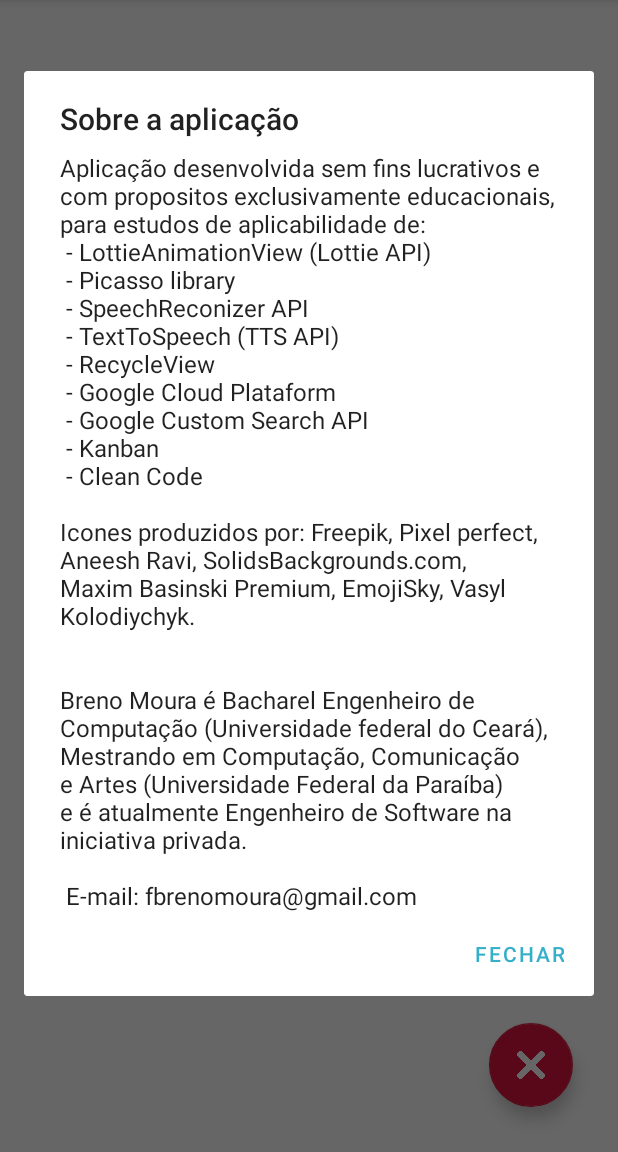
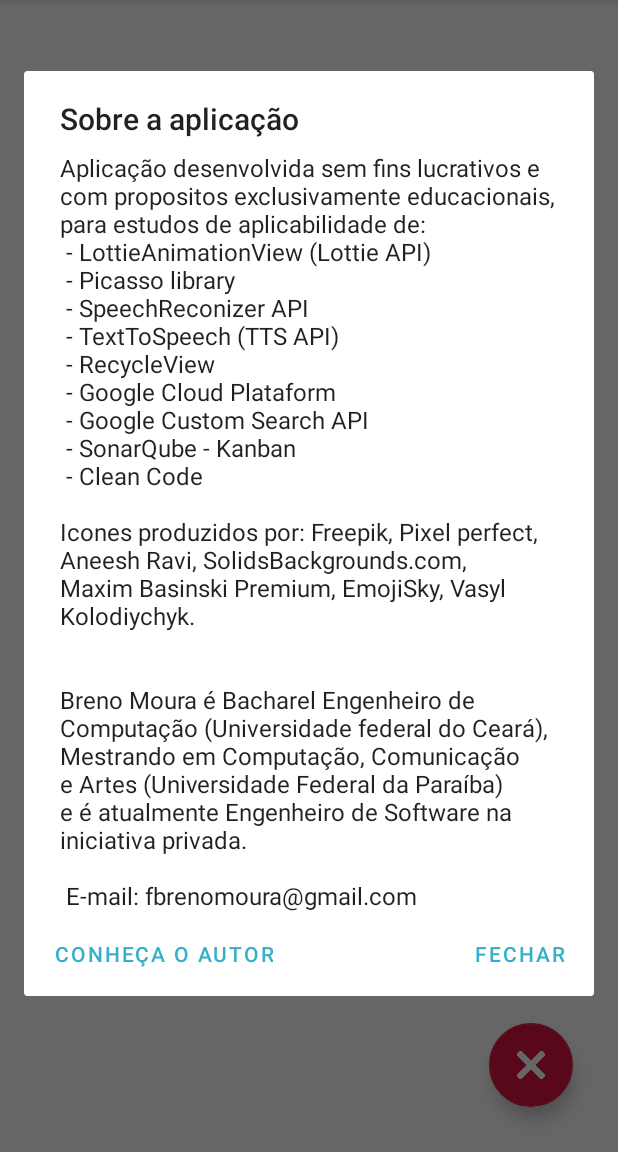
Before and after one commit to fbrenomoura/Lista_de_Compras_para_Idodos, an Android app: the screen it shows after launch (MainActivity), after a tap on an icon or button, on a phone screen of 412 x 824 dp, the part 84-1236 px from its top. Run offline under Robolectric (Android 15) with nearby library versions, the phone set to English and light mode, and no system bars; pictures from the network do not load; 1 statement that could not run was skipped; 1 other tap on this screen came first.

Commit message:
Alterações sonarQube

```diff
--- a/app/src/main/java/com/breno/listadecomprasparaidosos/GroceryListActivity.java
+++ b/app/src/main/java/com/breno/listadecomprasparaidosos/GroceryListActivity.java
@@ -36,7 +36,7 @@ public class GroceryListActivity extends AppCompatActivity {
     private        FloatingActionButton fabMic, fabHelpList;
 
     private        LottieAnimationView  micAnimationAdd;
-    private  static SpeechRecognizer    speechRecognizerAdd;
+    private static SpeechRecognizer    speechRecognizerAdd;
 
     private ArrayList<String> itemArray = getPreparedArrayList();
     private ArrayList<URL>    imagesURL = GoogleCSE.setImagesOnList(itemArray);
--- a/app/src/main/res/layout/recyclerview_row.xml
+++ b/app/src/main/res/layout/recyclerview_row.xml
@@ -18,7 +18,6 @@
             android:layout_width="wrap_content"
             android:layout_height="wrap_content"
             android:id="@+id/imageViewRv"
-            android:src="@drawable/arroz"
             />
 
         <TextView
--- a/app/src/main/res/values/strings.xml
+++ b/app/src/main/res/values/strings.xml
@@ -1,7 +1,7 @@
 <resources>
     <string name="app_name">Lista de Compras para Idosos</string>
-    <string name="micAnimationUrl">https://assets4.lottiefiles.com/packages/lf20_r44j2bfo.json</string>
-    <string name="micAnimationAddUrl">https://assets4.lottiefiles.com/packages/lf20_qnukhrdg.json</string>
+    <string name="micAnimationUrl" translatable="false">https://assets4.lottiefiles.com/packages/lf20_r44j2bfo.json</string>
+    <string name="micAnimationAddUrl" translatable="false">https://assets4.lottiefiles.com/packages/lf20_qnukhrdg.json</string>
     <string name="aboutTitle">Sobre a aplicação</string>
     <string name="micTitle">CLIQUE NO MICROFONE</string>
     <string name="micText">FALE A QUANTIDADE E EM SEGUIDA O PRODUTO</string>
@@ -13,6 +13,7 @@
     - RecycleView\n
     - Google Cloud Plataform\n
     - Google Custom Search API\n
+    - SonarQube
     - Kanban\n
     - Clean Code\n\nIcones produzidos por: Freepik, Pixel perfect, Aneesh Ravi, SolidsBackgrounds.com, Maxim Basinski Premium, EmojiSky, Vasyl Kolodiychyk.\n\n\nBreno Moura é Bacharel Engenheiro de Computação (Universidade federal do Ceará), Mestrando em Computação,
     Comunicação e Artes (Universidade Federal da Paraíba) e é atualmente Engenheiro de Software na iniciativa privada.\n\n E-mail: fbrenomoura@gmail.com</string>
@@ -35,12 +36,13 @@
     <string name="tryAgain">Tentar novamente</string>
     <string name="exit">Sair</string>
     <string name="close">Fechar</string>
-    <string name="purchased">COMPROU</string>
+    <string name="purchased">COMPROU </string>
     <string name="listening">OUVINDO...</string>
     <string name="processing">AGUARDE PROCESSANDO...</string>
+    <string name="linktree">Conheça o autor</string>
     <string name="removed">Item removido</string>
-    <string name="permissionOk">Permissão de audio concedida</string>
-    <string name="swipeToRemove">Arraste para o lado para remover</string>
+    <string name="permissionOk">PERMISSÃO DE AUDIO CONCEDIDA</string>
+    <string name="swipeToRemove">ARRASTE PARA O LADO PARA REMOVER</string>
     <string name="activateTutorial">Ativar audiodescrição</string>
 
     <string name="audioTutorialMain">Olá, bem vindo ao tutorial em audiodescrição. Vou te ajudar a usar esse aplicativo.
--- a/build.gradle
+++ b/build.gradle
@@ -6,6 +6,7 @@ buildscript {
     }
     dependencies {
         classpath "com.android.tools.build:gradle:7.0.2"
+        classpath "org.sonarsource.scanner.gradle:sonarqube-gradle-plugin:3.3"
 
         // NOTE: Do not place your application dependencies here; they belong
         // in the individual module build.gradle files
```
Also changed, not shown: app/build.gradle (+18 -0 lines), app/src/main/java/com/breno/listadecomprasparaidosos/GoogleCSE.java (+16 -14 lines), app/src/main/java/com/breno/listadecomprasparaidosos/MainActivity.java (+12 -2 lines), app/src/main/res/drawable/arroz.jpg (deleted), 1 other file.
